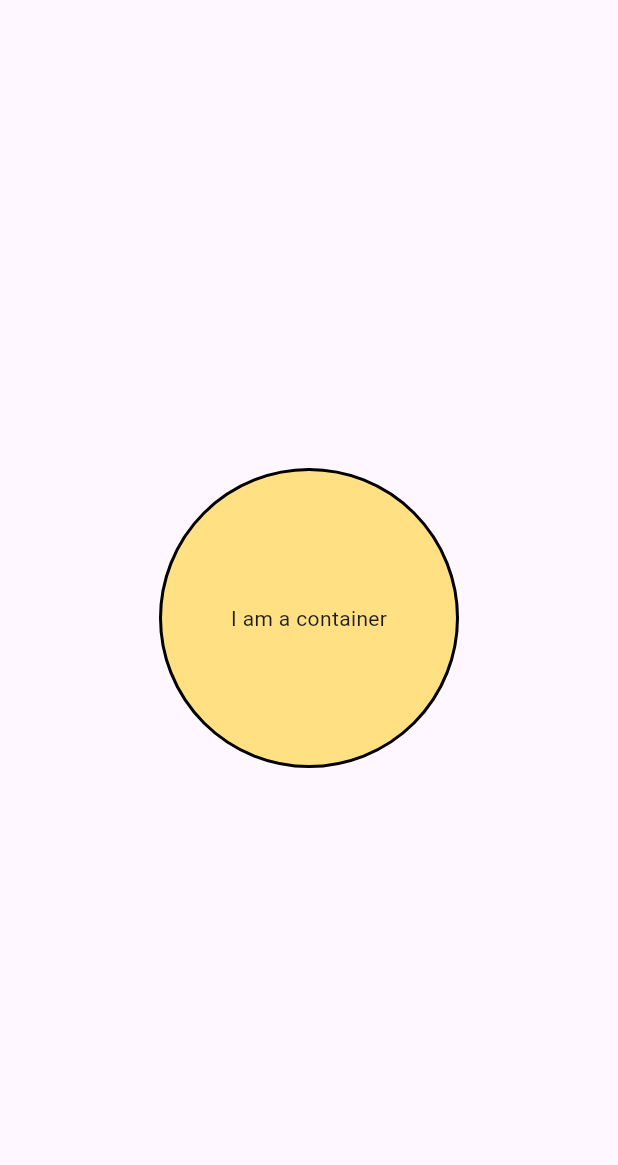
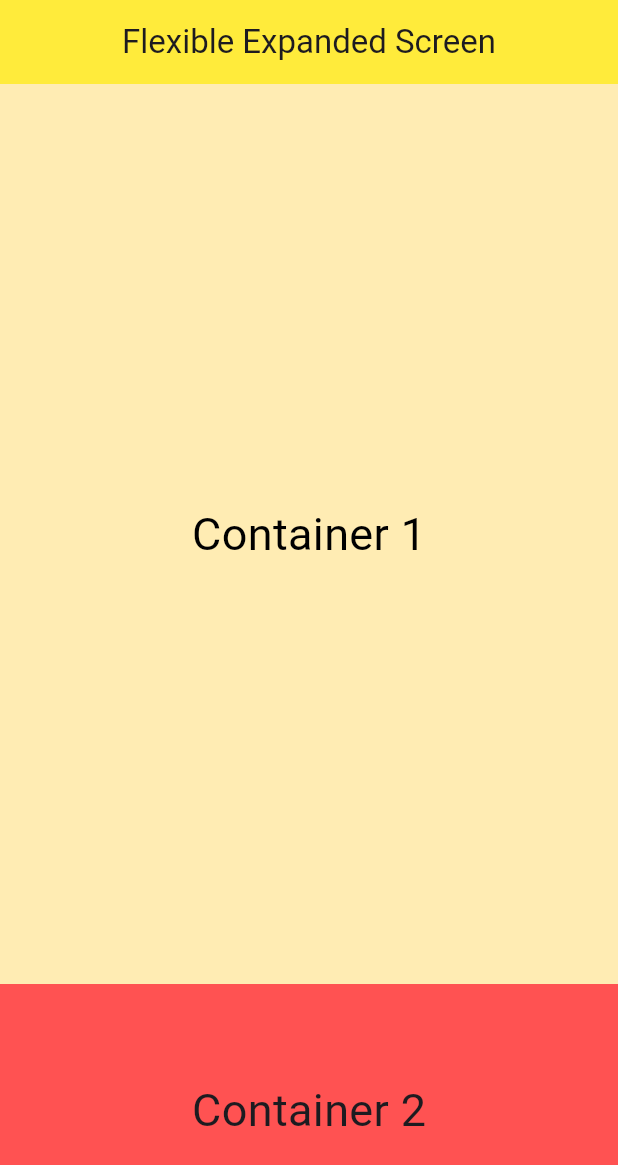
Before and after one commit to adarshrwl/flutter_class_work, a Flutter app: the screen it shows after launch, on a phone screen of 412 x 824 dp. Shown: the top 1165 px of the screen. Run offline on Flutter 3.47's test engine with Material 3 defaults, Android fonts, the phone set to English and light mode, and no system bars.

Commit message:
Flexible Expanded Screen

```diff
--- a/lib/app/app.dart
+++ b/lib/app/app.dart
@@ -3,6 +3,7 @@ import 'package:flutter_application/screen/circle_screen.dart';
 import 'package:flutter_application/screen/col.dart';
 import 'package:flutter_application/screen/container_learn_screen.dart';
 import 'package:flutter_application/screen/dashboard_screen.dart';
+import 'package:flutter_application/screen/flexible_expanded_screen.dart';
 import 'package:flutter_application/screen/flutter_layout_screen.dart';
 import 'package:flutter_application/screen/mathematical_screen.dart';
 import 'package:flutter_application/screen/radio_button_learn.dart';
@@ -15,7 +16,7 @@ class App extends StatelessWidget {
   Widget build(BuildContext context) {
     return const MaterialApp(
       debugShowCheckedModeBanner: false,
-      home: ContainerScreen(),
+      home: FlexibleExpandedScreen(),
     );
   }
 }
--- /dev/null
+++ b/lib/screen/flexible_expanded_screen.dart
@@ -0,0 +1,43 @@
+import 'package:flutter/material.dart';
+import 'package:flutter/widgets.dart';
+
+class FlexibleExpandedScreen extends StatelessWidget {
+  const FlexibleExpandedScreen({super.key});
+
+  @override
+  Widget build(BuildContext context) {
+    return Scaffold(
+      appBar: AppBar(
+        title: const Text("Flexible Expanded Screen"),
+        centerTitle: true,
+        backgroundColor: Colors.yellow,
+      ),
+      body: Column(
+        children: [
+          Container(
+            alignment: Alignment.center,
+            color: Colors.amber[100],
+            height: 600,
+            width: double.infinity,
+            child: const Text(
+              "Container 1",
+              style: TextStyle(color: Colors.black, fontSize: 30),
+            ),
+          ),
+          Flexible(
+            child: Container(
+              alignment: Alignment.center,
+              color: Colors.redAccent,
+              height: 600,
+              width: double.infinity,
+              child: const Text(
+                "Container 2",
+                style: TextStyle(fontSize: 30),
+              ),
+            ),
+          )
+        ],
+      ),
+    );
+  }
+}
```
